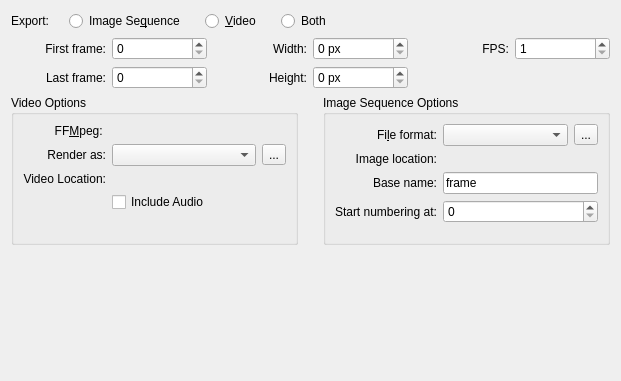
Old version of the form plugins/extensions/animationrenderer/wdg_animationrenderer.ui in the repository KDE/krita.
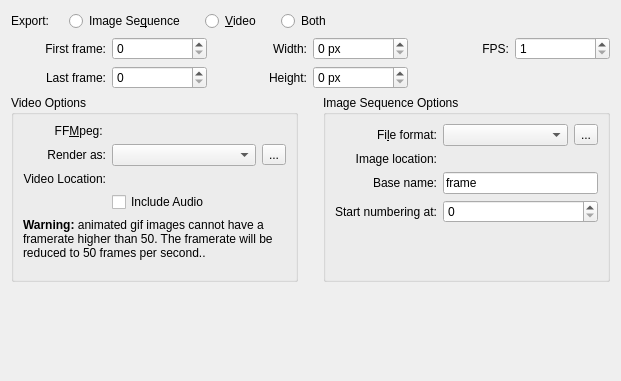
New version of the form. Custom widgets are drawn as their Qt base class.

Commit message:
Warn the user when rendering an animation to gif with framerate > 50
This also disables the video options button if the current format
is gif, since there are no extra options for rendering to gif, and
removes the extra options for gif in the videosaver, so we don't
get unusable arguments like baseline profile for gif.

BUG:403873

Patch:
```diff
--- a/plugins/extensions/animationrenderer/wdg_animationrenderer.ui
+++ b/plugins/extensions/animationrenderer/wdg_animationrenderer.ui
@@ -290,6 +290,16 @@
           </item>
          </layout>
         </item>
+        <item>
+         <widget class="QLabel" name="lblGifWarning">
+          <property name="text">
+           <string>&lt;html&gt;&lt;head/&gt;&lt;body&gt;&lt;p&gt;&lt;span style=&quot; font-weight:600;&quot;&gt;Warning:&lt;/span&gt; animated gif images cannot have a framerate higher than 50. The framerate will be reduced to 50 frames per second..&lt;/p&gt;&lt;/body&gt;&lt;/html&gt;</string>
+          </property>
+          <property name="wordWrap">
+           <bool>true</bool>
+          </property>
+         </widget>
+        </item>
         <item>
          <spacer name="verticalSpacer_2">
           <property name="orientation">
```
The commit also changes 3 other files.
